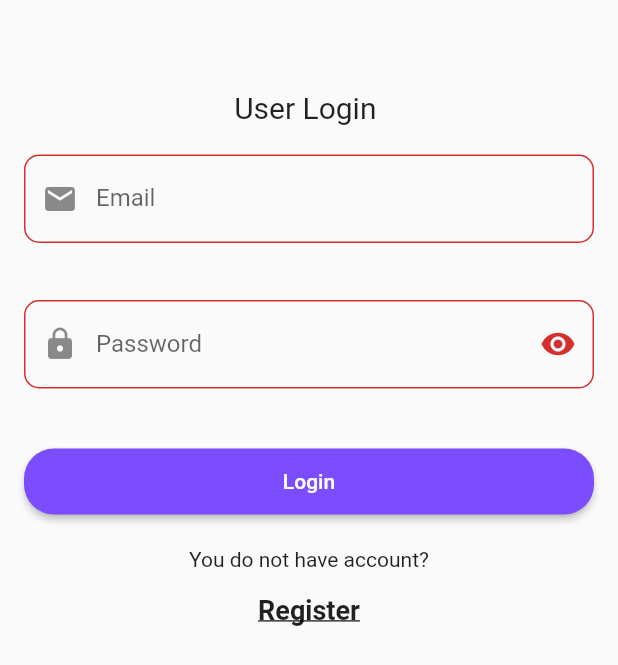
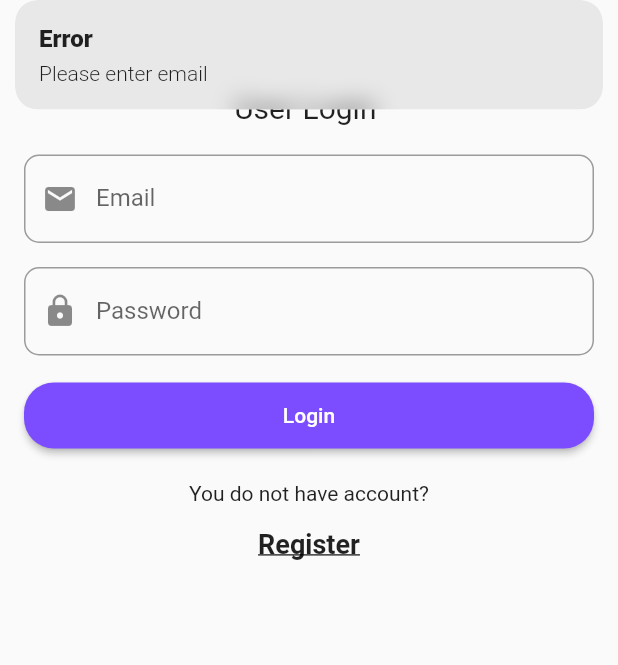
Before and after one commit to santoshkashware/userlogin, a Flutter app: the screen it shows after launch, after a tap on "Login", on a phone screen of 412 x 824 dp. Shown: the top 665 px of the screen. Run offline on Flutter 3.47's test engine with Material 2 defaults, Android fonts, the phone set to English and light mode, and no system bars; our stand-ins replace firebase_core, get, get_storage; accounts and stored records are empty.

Commit message:
feat: email/password validation
1)Added validation
2)Use reusable widget

```diff
--- a/login_app/lib/pages/login_page.dart
+++ b/login_app/lib/pages/login_page.dart
@@ -1,10 +1,11 @@
 import 'package:flutter/material.dart';
 import 'package:get/get_utils/src/extensions/context_extensions.dart';
 import 'package:login_app/view%20models/login_view_model.dart';
+import 'package:login_app/widgets/textform.dart';
 import 'package:provider/provider.dart';
+
 class LoginPage extends StatelessWidget {
   const LoginPage({Key? key}) : super(key: key);
-
 
   @override
   Widget build(BuildContext context) {
@@ -14,62 +15,33 @@ class LoginPage extends StatelessWidget {
       body: SafeArea(
         child: Container(
           margin: EdgeInsets.only(top: 60, left: 16, right: 16),
-
           child: SingleChildScrollView(
             child: Form(
-              key: loginViewModel.loginFormKey,
               child: Column(
                 children: [
                   Text(
                     "User Login ",
-                    style: TextStyle(fontSize: 20,),
+                    style: TextStyle(
+                      fontSize: 20,
+                    ),
                   ),
                   SizedBox(
                     height: 20,
                   ),
-                  TextFormField(
-                    decoration: InputDecoration(
-                      border: OutlineInputBorder(
-                        borderRadius: BorderRadius.circular(10),
-                      ),
-                      labelText: "Email",
-                      prefixIcon: Icon(Icons.email),
-                    ),
-                    keyboardType: TextInputType.emailAddress,
+                  InputFieldArea(
                     controller: loginViewModel.emailController,
-
-                    validator: (value) {
-                      return loginViewModel.validateEMailView(value!);
-                    },
+                    obscureText: false,
+                    labelText: "Email",
+                    iconData: Icons.email,
                   ),
                   SizedBox(
                     height: 16,
                   ),
-                  TextFormField(
-                    decoration: InputDecoration(
-                        border: OutlineInputBorder(
-                          borderRadius: BorderRadius.circular(10),
-                        ),
-                        labelText: "Password",
-                        prefixIcon: Icon(Icons.lock),
-                        suffixIcon: IconButton(
-                          icon: Icon(
-                            loginViewModel.hidePassword
-                                ? Icons.visibility
-                                : Icons.visibility_off,
-
-                          ),
-                          onPressed: () {
-                            loginViewModel.updatePasswordView();
-                          },
-                        )),
-                    keyboardType: TextInputType.visiblePassword,
-                    obscureText: loginViewModel.hidePassword,
+                  InputFieldArea(
                     controller: loginViewModel.passwordController,
-
-                    validator: (value) {
-                      return loginViewModel.validatePasswordView(value!);
-                    },
+                    obscureText: true,
+                    labelText: "Password",
+                    iconData: Icons.lock,
                   ),
                   SizedBox(
                     height: 16,
@@ -84,7 +56,7 @@ class LoginPage extends StatelessWidget {
                           ),
                         ),
                         backgroundColor:
-                        MaterialStateProperty.all(Colors.deepPurpleAccent),
+                            MaterialStateProperty.all(Colors.deepPurpleAccent),
                         padding: MaterialStateProperty.all(EdgeInsets.all(14)),
                       ),
                       child: Text(
@@ -102,20 +74,20 @@ class LoginPage extends StatelessWidget {
                   Text('You do not have account?',
                       textAlign: TextAlign.center,
                       style: TextStyle(
-                        fontSize: 14, )),
+                        fontSize: 14,
+                      )),
                   SizedBox(
                     height: 15,
                   ),
                   InkWell(
-                    onTap: () {
-
-                    },
+                    onTap: () {},
                     child: Text('Register',
                         textAlign: TextAlign.center,
                         style: TextStyle(
                           fontSize: 18,
                           decoration: TextDecoration.underline,
-                          fontWeight: FontWeight.bold,)),
+                          fontWeight: FontWeight.bold,
+                        )),
                   )
                 ],
               ),
--- a/login_app/lib/view models/login_view_model.dart
+++ b/login_app/lib/view models/login_view_model.dart
@@ -4,38 +4,25 @@ import 'package:get_storage/get_storage.dart';
 import 'package:login_app/routes/app_pages.dart';
 import 'package:login_app/utils/validator.dart';
 
-class LoginViewModel extends ChangeNotifier with ValidationMixin{
-  final GlobalKey<FormState> loginFormKey = GlobalKey<FormState>();
+class LoginViewModel extends ChangeNotifier with ValidationMixin {
   late TextEditingController emailController, passwordController;
-  bool hidePassword = true;
   final box = GetStorage();
-
-
 
   void initializeObject() {
     emailController = new TextEditingController();
     passwordController = new TextEditingController();
   }
-  updatePasswordView() {
-    hidePassword = !hidePassword;
-  }
-
-  String? validateEMailView(String value) {
-    return value.length <= 0 ? '' : validateEmail(value);
-  }
-
-  String? validatePasswordView(String value) {
-    return value.length <= 0 ? '' : validatePassword(value);
-  }
 
   checkLogin() {
-    final isValid = loginFormKey.currentState!.validate();
-    if (!isValid) {
+    if (validateEmail(emailController.text) != null) {
+      Get.snackbar("Error", "${validateEmail(emailController.text)}");
+      return;
+    } else if (validatePassword(passwordController.text) != null) {
+      Get.snackbar("Error", "${validatePassword(passwordController.text)}");
       return;
     } else {
       String? emailValue = box.read('email');
       String? passwordValue = box.read('password');
-
       if (emailValue == emailController.text &&
           passwordValue == passwordController.text) {
         box.write('home', true);
@@ -44,7 +31,6 @@ class LoginViewModel extends ChangeNotifier with ValidationMixin{
         Get.snackbar("Error", "Please check email or password");
       }
     }
-    loginFormKey.currentState!.save();
   }
 
   navigateToRegisterView() {
@@ -54,5 +40,4 @@ class LoginViewModel extends ChangeNotifier with ValidationMixin{
   navigateToHomeView() {
     Get.offAllNamed(Routes.HOME);
   }
-
 }
--- /dev/null
+++ b/login_app/lib/widgets/textform.dart
@@ -0,0 +1,29 @@
+import 'package:flutter/material.dart';
+
+class InputFieldArea extends StatelessWidget {
+  final TextEditingController controller;
+  final bool obscureText;
+  final String labelText;
+  final IconData iconData;
+
+  const InputFieldArea(
+      {Key? key, required this.controller, required this.obscureText,required this.labelText, required this.iconData})
+      : super(key: key);
+
+  @override
+  Widget build(BuildContext context) {
+    return Container(
+      child: TextFormField(
+        controller: controller,
+        obscureText: obscureText,
+        decoration: InputDecoration(
+          border: OutlineInputBorder(
+            borderRadius: BorderRadius.circular(10),
+          ),
+          labelText: labelText,
+          prefixIcon: Icon(iconData),
+        ),
+      ),
+    );
+  }
+}
```
